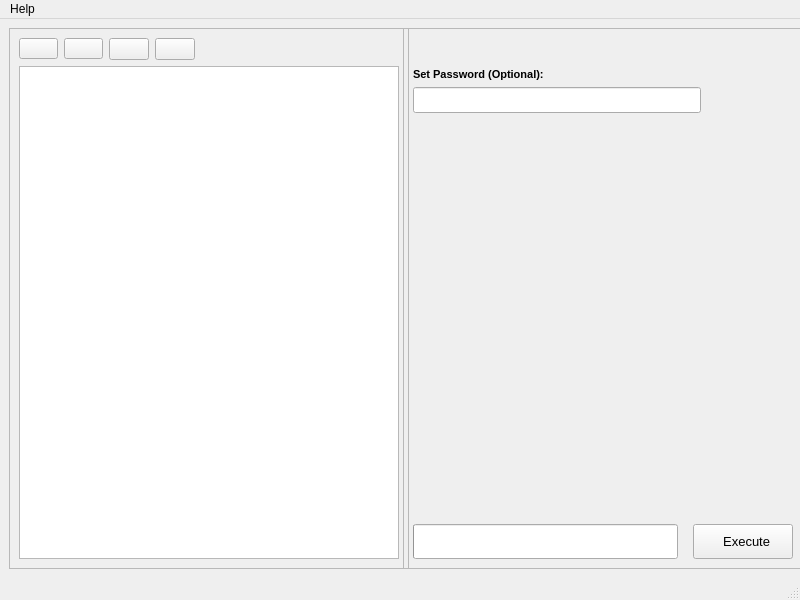
farzadasgari/PDFPyMerger, file gui.ui: the form before one commit.
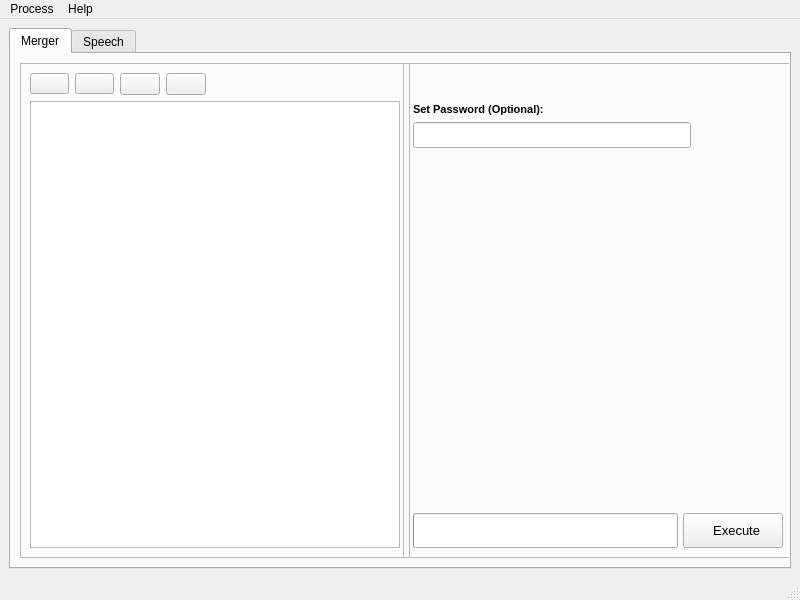
The form after the commit. Icons and pictures are not drawn.

Commit message: Initializing UI for Text to Speech Section

Diff of the .ui file:
```diff
--- a/gui.ui
+++ b/gui.ui
@@ -38,10 +38,38 @@
   <widget class="QWidget" name="centralWidget">
    <layout class="QHBoxLayout" name="horizontalLayout">
     <item>
+     <widget class="QTabWidget" name="tabWidget">
+      <property name="enabled">
+       <bool>true</bool>
+      </property>
+      <property name="currentIndex">
+       <number>0</number>
+      </property>
+      <property name="usesScrollButtons">
+       <bool>true</bool>
+      </property>
+      <property name="documentMode">
+       <bool>false</bool>
+      </property>
+      <property name="tabsClosable">
+       <bool>false</bool>
+      </property>
+      <property name="movable">
+       <bool>false</bool>
+      </property>
+      <property name="tabBarAutoHide">
+       <bool>false</bool>
+      </property>
+      <widget class="QWidget" name="tab">
+       <attribute name="title">
+        <string>Merger</string>
+       </attribute>
+       <layout class="QHBoxLayout" name="horizontalLayout_2">
+        <item>
      <widget class="QFrame" name="leftFrame">
       <property name="minimumSize">
        <size>
-        <width>400</width>
+            <width>390</width>
         <height>0</height>
        </size>
       </property>
@@ -232,7 +260,7 @@
      <widget class="QFrame" name="rightFrame">
       <property name="minimumSize">
        <size>
-        <width>400</width>
+            <width>390</width>
         <height>0</height>
        </size>
       </property>
@@ -468,6 +496,15 @@
     </item>
    </layout>
   </widget>
+      <widget class="QWidget" name="tab_2">
+       <attribute name="title">
+        <string>Speech</string>
+       </attribute>
+      </widget>
+     </widget>
+    </item>
+   </layout>
+  </widget>
   <widget class="QMenuBar" name="menubar">
    <property name="geometry">
     <rect>
@@ -485,6 +522,14 @@
     <addaction name="separator"/>
     <addaction name="actionInfo"/>
    </widget>
+   <widget class="QMenu" name="menuProcess">
+    <property name="title">
+     <string>Process</string>
+    </property>
+    <addaction name="actionMerger"/>
+    <addaction name="actionSpeech"/>
+   </widget>
+   <addaction name="menuProcess"/>
    <addaction name="menuFile"/>
   </widget>
   <widget class="QStatusBar" name="statusbar"/>
```
Left out of the diff: 10 changed lines with no effect on the pictures. Lines whose indentation alone changed are shown as unchanged. The commit also changes 3 other files.
